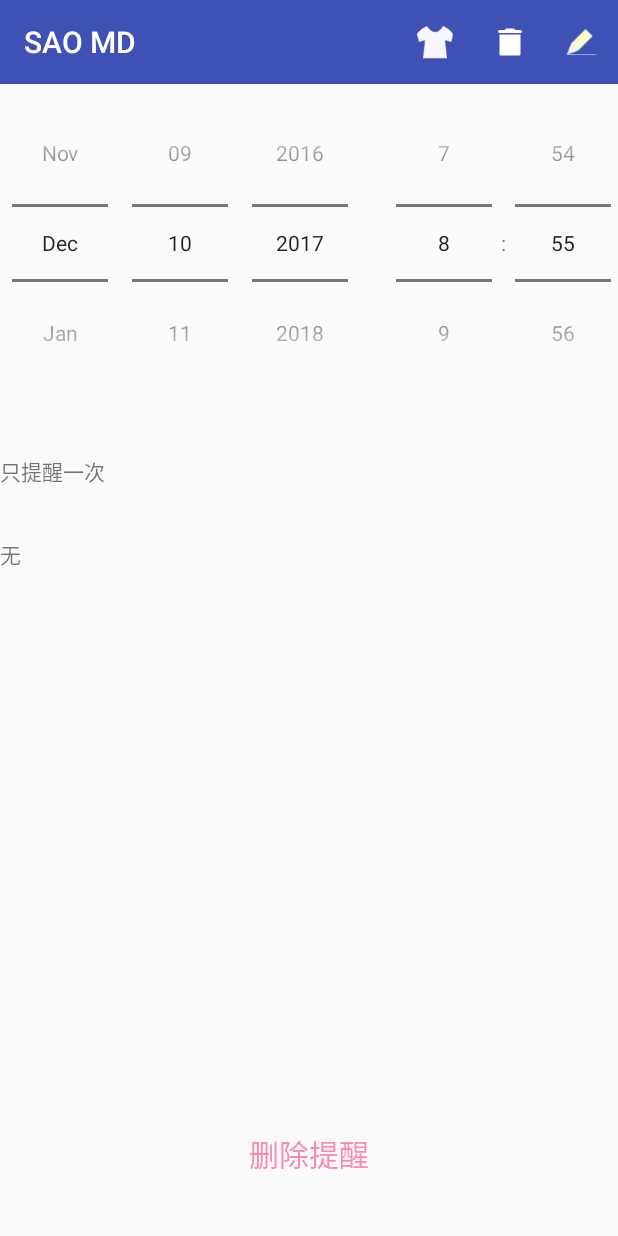
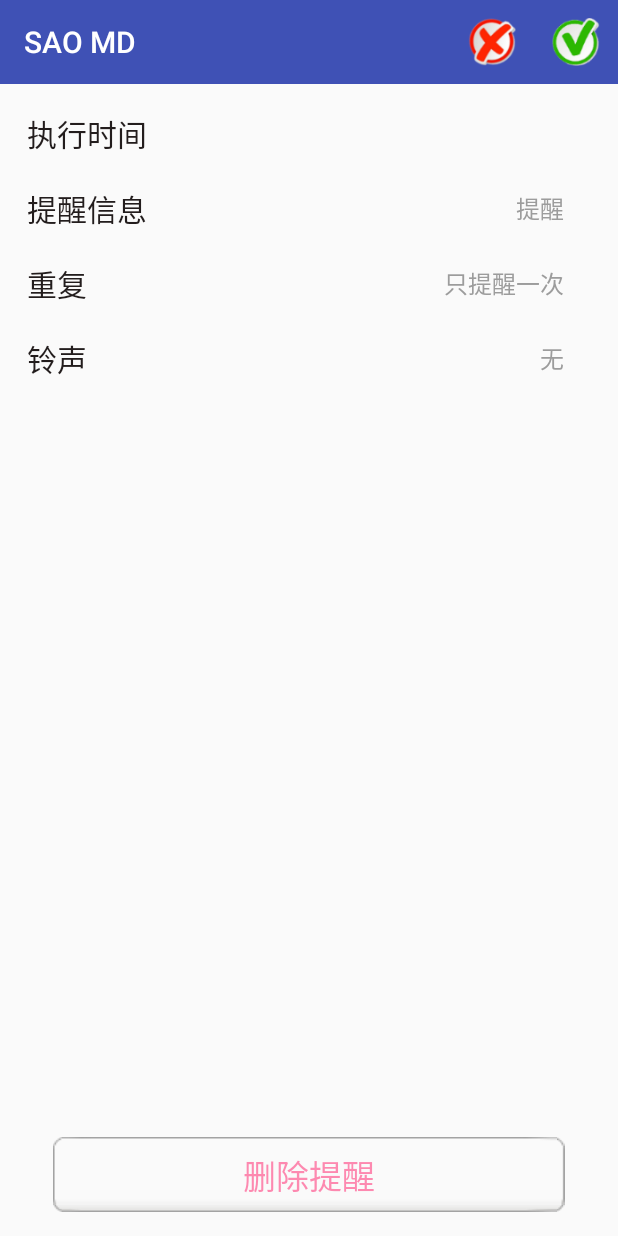
Before and after one commit to git-Lcy/Notice, an Android app: the ProgrammeMenuActivity screen opened directly, with no data from a screen before it, on a phone screen of 412 x 824 dp. Run offline under Robolectric (Android 15) with nearby library versions, the phone set to English and light mode, and no system bars; libraries missing offline, so code that uses them is left out: org.litepal.crud.

Commit message:
初始版

```diff
--- a/app/src/main/AndroidManifest.xml
+++ b/app/src/main/AndroidManifest.xml
@@ -28,6 +28,12 @@
                 android:resource="@xml/file_path" />
         </provider>
 
+        <receiver android:name=".Imp.AlarmBroadcastReceiver">
+            <intent-filter >
+                <action android:name="com.longhuang.programme.ACTION_ALARM"/>
+            </intent-filter>
+
+        </receiver>
         <activity
             android:name=".MainActivity"
             android:screenOrientation="portrait">
--- a/app/src/main/java/com/longhuang/programme/ProgrammeMenuActivity.java
+++ b/app/src/main/java/com/longhuang/programme/ProgrammeMenuActivity.java
@@ -1,6 +1,7 @@
 package com.longhuang.programme;
 
 import android.app.AlarmManager;
+import android.app.Dialog;
 import android.app.PendingIntent;
 import android.content.BroadcastReceiver;
 import android.content.Context;
@@ -13,16 +14,15 @@ import android.text.TextWatcher;
 import android.view.Menu;
 import android.view.MenuItem;
 import android.view.View;
+import android.widget.Button;
 import android.widget.DatePicker;
 import android.widget.EditText;
 import android.widget.TextView;
 import android.widget.TimePicker;
 
 import com.longhuang.programme.Imp.AlarmBroadcastReceiver;
-import com.longhuang.programme.module.ExtraProgramme;
 import com.longhuang.programme.module.Programme;
 import com.longhuang.programme.utils.Global;
-import com.longhuang.programme.utils.ThreadPoolManager;
 
 import java.sql.Date;
 import java.text.SimpleDateFormat;
@@ -33,17 +33,20 @@ public class ProgrammeMenuActivity extends BaseActivity implements View.OnClickL
 
     private DatePicker mDatePicker;
     private TimePicker mTimePicker;
-    private TextView repeatView,ringingView;
+
+    private TextView dateTimeView,repeatView,ringingView;
     private TextView deleteNoticeView;
     private EditText noticeEditView;
 
     private Programme mProgramme;
     private int repeat;
+    private long executeTimer;
     @Override
     protected void onCreate(Bundle savedInstanceState) {
         super.onCreate(savedInstanceState);
         setContentView(R.layout.activity_programme_menu);
         Toolbar bar = findViewById(R.id.tool_bar_menu);
+
         setSupportActionBar(bar);
 
         initView();
@@ -52,38 +55,28 @@ public class ProgrammeMenuActivity extends BaseActivity implements View.OnClickL
 
     @Override
     public boolean onCreateOptionsMenu(Menu menu){
-        getMenuInflater().inflate(R.menu.toolbar,menu);
+        getMenuInflater().inflate(R.menu.toolbar_menu,menu);
         return true;
     }
     @Override
     public boolean onOptionsItemSelected(MenuItem item){
         switch (item.getItemId()){
             case R.id.cancel:
-                setResult(0);
+                setResult(Global.EDIT_CANCEL);
                 finish();
                 break;
             case R.id.ok:
-                int year = mDatePicker.getYear();
-                int month = mDatePicker.getMonth()+1;
-                int day = mDatePicker.getDayOfMonth();
-                int hour = mTimePicker.getCurrentHour();
-                int minute = mTimePicker.getCurrentMinute();
-                Date date = new Date(year,month,day);
-                date.setHours(hour);
-                date.setMinutes(minute);
-                SimpleDateFormat format = new SimpleDateFormat("yyyy-MM-dd HH:mm", Locale.CHINA);
-                String executeTime = format.format(date);
-                mProgramme.setExecuteTime(executeTime);
-                long noticeTime = date.getTime();
-                if (noticeTime-System.currentTimeMillis() > 60*1000){
+                mProgramme.setMessage(noticeEditView.getText().toString());
+
+                if (executeTimer-System.currentTimeMillis() > 60*1000){
                     AlarmManager manager = (AlarmManager)getSystemService(Context.ALARM_SERVICE);
                     PendingIntent pendingIntent = PendingIntent
                             .getBroadcast(this,0,new Intent(AlarmBroadcastReceiver.ALARM_ACTION),0);
-                    manager.setExact(AlarmManager.RTC_WAKEUP,noticeTime,pendingIntent);
+                    manager.setExact(AlarmManager.RTC_WAKEUP,executeTimer,pendingIntent);
                 }else {
                     mProgramme.setExecuted(true);
                 }
-                setResult(0);
+                setResult(Global.EDIT_SAVE);
                 finish();
                 break;
         }
@@ -91,52 +84,69 @@ public class ProgrammeMenuActivity extends BaseActivity implements View.OnClickL
     }
     private void initView(){
         mProgramme = Global.getProgrammeInfo();
+        executeTimer = 0;
+        dateTimeView = findViewById(R.id.date_time_text);
+        repeatView = findViewById(R.id.repeat_text);
+        ringingView = findViewById(R.id.ringing_text);
+        noticeEditView = findViewById(R.id.notice_edit);
 
-        mDatePicker = findViewById(R.id.date_picker);
-        mTimePicker = findViewById(R.id.time_picker);
-        repeatView = findViewById(R.id.repeat);
-        ringingView = findViewById(R.id.ringing);
         deleteNoticeView = findViewById(R.id.delete_notice);
-        noticeEditView = findViewById(R.id.notice_edit);
     }
     private void initEvent(){
         repeat = mProgramme.getRepeatType();
         repeatView.setText(repeat==0 ? "只提醒一次" : "每天" );
-        noticeEditView.setText(mProgramme.getMessage());
+        String info = mProgramme.getMessage();
+        noticeEditView.setText(TextUtils.isEmpty(info) ? "提醒" : info);
         String ringUrl = mProgramme.getRingingUrl();
         ringingView.setText(TextUtils.isEmpty(ringUrl)?"无" : ringUrl);
 
+        dateTimeView.setOnClickListener(this);
         repeatView.setOnClickListener(this);
         ringingView.setOnClickListener(this);
         deleteNoticeView.setOnClickListener(this);
 
-        noticeEditView.addTextChangedListener(new TextWatcher() {
-            @Override
-            public void beforeTextChanged(CharSequence s, int start, int count, int after) {}
-
-            @Override
-            public void onTextChanged(CharSequence s, int start, int before, int count) {}
-
-            @Override
-            public void afterTextChanged(Editable s) {
-                mProgramme.setMessage(noticeEditView.getText().toString());
-            }
-        });
     }
 
     @Override
     public void onClick(View v) {
         switch (v.getId()){
-            case R.id.repeat:
+            case R.id.date_time_text:
+                final Dialog dialog = new Dialog(this);
+                dialog.show();
+                dialog.setContentView(R.layout.date_time_dialog);
+                final DatePicker datePicker = dialog.findViewById(R.id.date_picker);
+                final TimePicker timePicker = dialog.findViewById(R.id.time_picker);
+                Button okBtn = dialog.findViewById(R.id.time_ok);
+                okBtn.setOnClickListener(new View.OnClickListener() {
+                    @Override
+                    public void onClick(View v) {
+                        int year = datePicker.getYear();
+                        int month = datePicker.getMonth()+1;
+                        int day = datePicker.getDayOfMonth();
+                        int hour = timePicker.getCurrentHour();
+                        int minute = timePicker.getCurrentMinute();
+                        Date date = new Date(year,month,day);
+                        date.setHours(hour);
+                        date.setMinutes(minute);
+                        executeTimer = date.getTime();
+                        SimpleDateFormat format = new SimpleDateFormat("yyyy-MM-dd HH:mm");
+                        String executeTime = format.format(date);
+                        mProgramme.setExecuteTime(executeTime);
+                        dialog.dismiss();
+                    }
+                });
+
+                break;
+            case R.id.repeat_text:
                 repeat = repeat==0? 1 : 0;
                 repeatView.setText(repeat==0 ? "只提醒一次" : "每天" );
                 mProgramme.setRepeatType(repeat);
                 break;
-            case R.id.ringing:
+            case R.id.ringing_text:
 
                 break;
             case R.id.delete_notice:
-                setResult(0);
+                setResult(Global.EDIT_DELETE);
                 finish();
                 break;
         }
--- a/app/src/main/java/com/longhuang/programme/ProgrammeNoticeShowActivity.java
+++ b/app/src/main/java/com/longhuang/programme/ProgrammeNoticeShowActivity.java
@@ -1,9 +1,8 @@
 package com.longhuang.programme;
 
-import android.support.v7.app.AppCompatActivity;
 import android.os.Bundle;
 
-public class ProgrammeNoticeShowActivity extends AppCompatActivity {
+public class ProgrammeNoticeShowActivity extends BaseActivity {
 
     @Override
     protected void onCreate(Bundle savedInstanceState) {
--- a/app/src/main/res/layout/activity_programme_menu.xml
+++ b/app/src/main/res/layout/activity_programme_menu.xml
@@ -15,68 +15,133 @@
         android:background="?attr/colorPrimary"
         android:theme="@style/ThemeOverlay.AppCompat.Dark.ActionBar">
     </android.support.v7.widget.Toolbar>
-    <HorizontalScrollView
-        android:layout_width="match_parent"
-        android:layout_height="wrap_content"
-        android:scrollbars="none">
-        <LinearLayout
-            android:layout_width="wrap_content"
-            android:layout_height="wrap_content"
-            android:orientation="horizontal">
-            <DatePicker
-                android:layout_width="wrap_content"
-                android:layout_height="wrap_content"
-                android:datePickerMode="spinner"
-                android:id="@+id/date_picker"
-                android:calendarViewShown="false">
-            </DatePicker>
-            <TimePicker
-                android:layout_width="wrap_content"
-                android:layout_height="wrap_content"
-                android:id="@+id/time_picker"
-                android:timePickerMode="spinner">
-
-            </TimePicker>
-        </LinearLayout>
-    </HorizontalScrollView>
     <ScrollView
         android:layout_width="match_parent"
         android:layout_height="0dp"
-        android:layout_weight="4"
+        android:layout_weight="5"
+        android:layout_marginTop="8dp"
         android:scrollbars="none">
         <LinearLayout
             android:layout_width="match_parent"
             android:layout_height="wrap_content"
+            android:layout_marginRight="18dp"
+            android:layout_marginLeft="18dp"
             android:orientation="vertical">
-            <EditText
+
+            <LinearLayout
+                android:layout_width="match_parent"
+                android:layout_height="50dp"
+                android:orientation="horizontal">
+
+                <TextView
+                    android:layout_width="90dp"
+                    android:layout_height="match_parent"
+                    android:gravity="left|center_vertical"
+                    android:text="执行时间"
+                    android:textColor="@color/colorBlack"
+                    android:textSize="20sp"/>
+                <TextView
+                    android:id="@+id/date_time_text"
+                    android:layout_width="match_parent"
+                    android:layout_marginLeft="30dp"
+                    android:paddingRight="18dp"
+                    android:textColor="@color/colorGary"
+                    android:textSize="16sp"
+                    android:gravity="center_vertical|right"
+                    android:layout_height="match_parent"/>
+            </LinearLayout>
+            <LinearLayout
                 android:layout_width="match_parent"
                 android:layout_height="wrap_content"
-                android:background="@color/transparent"
-                android:id="@+id/notice_edit"
-                android:labelFor="@+id/notice_info"
-                android:layout_marginTop="5dp"/>
-            <TextView
+                android:orientation="horizontal">
+
+                <TextView
+                    android:layout_width="90dp"
+                    android:layout_height="50dp"
+                    android:gravity="left|center_vertical"
+                    android:text="提醒信息"
+                    android:layout_gravity="center_vertical"
+                    android:textColor="@color/colorBlack"
+                    android:textSize="20sp"/>
+                <EditText
+                    android:layout_width="match_parent"
+                    android:layout_height="wrap_content"
+                    android:layout_marginLeft="30dp"
+                    android:paddingRight="18dp"
+                    android:textSize="16sp"
+                    android:layout_gravity="center_vertical"
+                    android:gravity="center_vertical|right"
+                    android:text="提醒"
+                    android:textColor="@color/colorGary"
+                    android:background="@color/transparent"
+                    android:id="@+id/notice_edit"/>
+            </LinearLayout>
+            <LinearLayout
                 android:layout_width="match_parent"
                 android:layout_height="50dp"
-                android:id="@+id/repeat"
-                android:layout_marginTop="5dp">
-            </TextView>
-            <TextView
+                android:orientation="horizontal">
+
+                <TextView
+                    android:layout_width="90dp"
+                    android:layout_height="match_parent"
+                    android:gravity="left|center_vertical"
+                    android:text="重复"
+                    android:textColor="@color/colorBlack"
+                    android:textSize="20sp"/>
+                <TextView
+                    android:id="@+id/repeat_text"
+                    android:layout_width="match_parent"
+                    android:layout_marginLeft="30dp"
+                    android:text="只提醒一次"
+                    android:paddingRight="18dp"
+                    android:textSize="16sp"
+                    android:textColor="@color/colorGary"
+                    android:gravity="center_vertical|right"
+                    android:layout_height="match_parent"/>
+            </LinearLayout>
+            <LinearLayout
                 android:layout_width="match_parent"
                 android:layout_height="50dp"
-                android:id="@+id/ringing"
-                android:layout_marginTop="5dp">
-            </TextView>
+                android:orientation="horizontal">
+
+                <TextView
+                    android:layout_width="90dp"
+                    android:layout_height="match_parent"
+                    android:gravity="left|center_vertical"
+                    android:text="铃声"
+                    android:textColor="@color/colorBlack"
+                    android:textSize="20sp"/>
+                <TextView
+                    android:id="@+id/ringing_text"
+                    android:layout_width="match_parent"
+                    android:layout_marginLeft="30dp"
+                    android:text="无"
+                    android:paddingRight="18dp"
+                    android:textSize="16sp"
+                    android:textColor="@color/colorGary"
+                    android:gravity="center_vertical|right"
+                    android:layout_height="match_parent"/>
+            </LinearLayout>
         </LinearLayout>
     </ScrollView>
-    <TextView
+    <LinearLayout
         android:layout_width="match_parent"
         android:layout_height="0dp"
         android:layout_weight="1"
-        android:layout_marginTop="12dp"
-        android:gravity="center"
-        android:textSize="20sp"
-        android:textColor="@color/colorRed"
-        android:text="删除提醒"
-        android:id="@+id/delete_notice"/>
+        android:orientation="horizontal">
+        <TextView
+            android:layout_width="match_parent"
+            android:layout_height="50dp"
+            android:layout_marginLeft="35dp"
+            android:layout_marginRight="35dp"
+            android:layout_gravity="bottom"
+            android:layout_marginBottom="8dp"
+            android:background="@drawable/button"
+            android:gravity="center"
+            android:textSize="22sp"
+            android:textColor="@color/colorRed"
+            android:text="删除提醒"
+            android:id="@+id/delete_notice"/>
+    </LinearLayout>
+
 </LinearLayout>
--- a/app/src/main/res/menu/toolbar_menu.xml
+++ b/app/src/main/res/menu/toolbar_menu.xml
@@ -4,12 +4,12 @@
 
     <item
         android:id="@+id/cancel"
-        android:icon="@mipmap/delete"
+        android:icon="@mipmap/cancel"
         android:title="取消"
         app:showAsAction="always"/>
     <item
         android:id="@+id/ok"
-        android:icon="@mipmap/edit_icon"
+        android:icon="@mipmap/ok"
         android:title="完成"
         app:showAsAction="always"/>
 </menu>
```
Also changed, not shown: app/src/main/java/com/longhuang/programme/Imp/AlarmBroadcastReceiver.java (+20 -0 lines), app/src/main/java/com/longhuang/programme/MainActivity.java (+9 -2 lines), app/src/main/java/com/longhuang/programme/ProgrammeAdapter.java (+1 -7 lines), app/src/main/java/com/longhuang/programme/utils/Global.java (+11 -5 lines), app/src/main/res/layout/date_time_dialog.xml (added, +30 -0 lines), app/src/main/res/mipmap-xhdpi/cancel.png (added), app/src/main/res/mipmap-xhdpi/ok.png (added).
